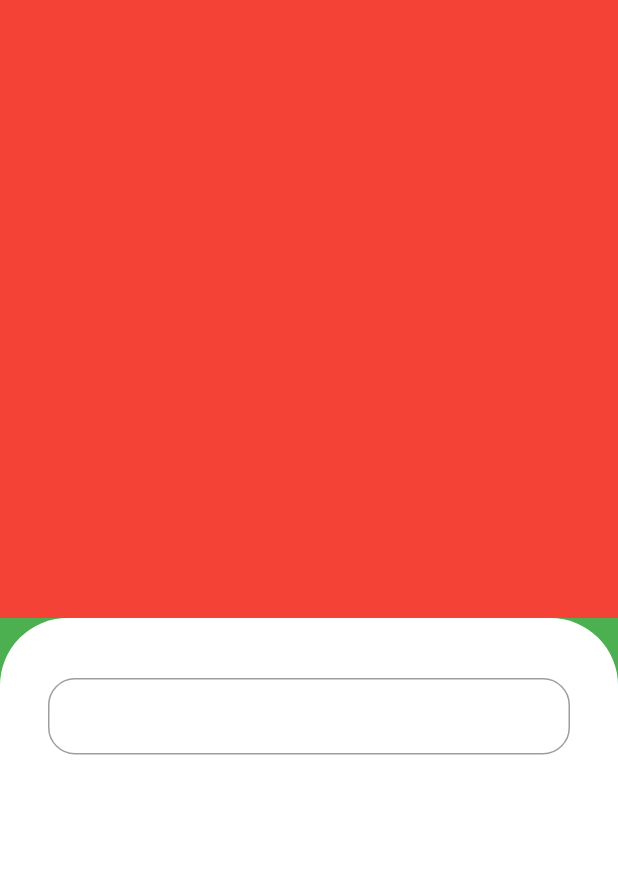
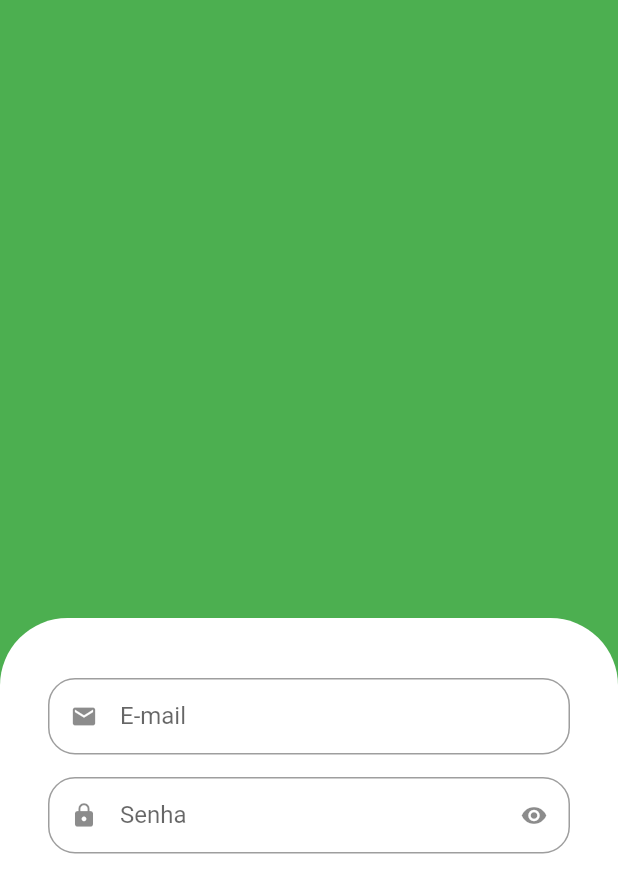
Before and after one commit to John-Rocha/greengrocer, a Flutter app: the screen it shows after launch, on a phone screen of 412 x 824 dp. Shown: the top 893 px of the screen. Run offline on Flutter 3.47's test engine with Material 2 defaults, Android fonts, the phone set to English and light mode, and no system bars.

Commit message:
feat: add the visibility buttom for secret fields

```diff
--- a/lib/src/auth/components/custom_text_field.dart
+++ b/lib/src/auth/components/custom_text_field.dart
@@ -1,15 +1,55 @@
 import 'package:flutter/material.dart';
 
-class CustomTextField extends StatelessWidget {
-  const CustomTextField({Key? key}) : super(key: key);
+class CustomTextField extends StatefulWidget {
+  final String label;
+  final IconData icon;
+  final bool isSecret;
+
+  const CustomTextField({
+    Key? key,
+    required this.label,
+    required this.icon,
+    this.isSecret = false,
+  }) : super(key: key);
+
+  @override
+  State<CustomTextField> createState() => _CustomTextFieldState();
+}
+
+class _CustomTextFieldState extends State<CustomTextField> {
+  bool isObscure = false;
+
+  @override
+  void initState() {
+    super.initState();
+    isObscure = widget.isSecret;
+  }
 
   @override
   Widget build(BuildContext context) {
-    return TextFormField(
-      decoration: InputDecoration(
-        isDense: true,
-        border: OutlineInputBorder(
-          borderRadius: BorderRadius.circular(18),
+    return Padding(
+      padding: const EdgeInsets.only(bottom: 15.0),
+      child: TextFormField(
+        obscureText: isObscure,
+        decoration: InputDecoration(
+          prefixIcon: Icon(widget.icon),
+          suffixIcon: widget.isSecret
+              ? IconButton(
+                  icon: isObscure
+                      ? const Icon(Icons.visibility)
+                      : const Icon(Icons.visibility_off),
+                  onPressed: () {
+                    setState(() {
+                      isObscure = !isObscure;
+                    });
+                  },
+                )
+              : null,
+          labelText: widget.label,
+          isDense: true,
+          border: OutlineInputBorder(
+            borderRadius: BorderRadius.circular(18),
+          ),
         ),
       ),
     );
--- a/lib/src/auth/sign_in_screen.dart
+++ b/lib/src/auth/sign_in_screen.dart
@@ -12,7 +12,7 @@ class SignInScreen extends StatelessWidget {
         children: [
           Expanded(
             child: Container(
-              color: Colors.red,
+              color: Colors.green,
             ),
           ),
           Expanded(
@@ -28,8 +28,16 @@ class SignInScreen extends StatelessWidget {
                 ),
               ),
               child: Column(
-                children: const [
-                  CustomTextField(),
+                children: [
+                  CustomTextField(
+                    label: 'E-mail',
+                    icon: Icons.email,
+                  ),
+                  CustomTextField(
+                    label: 'Senha',
+                    isSecret: true,
+                    icon: Icons.lock,
+                  ),
                 ],
               ),
             ),
```
